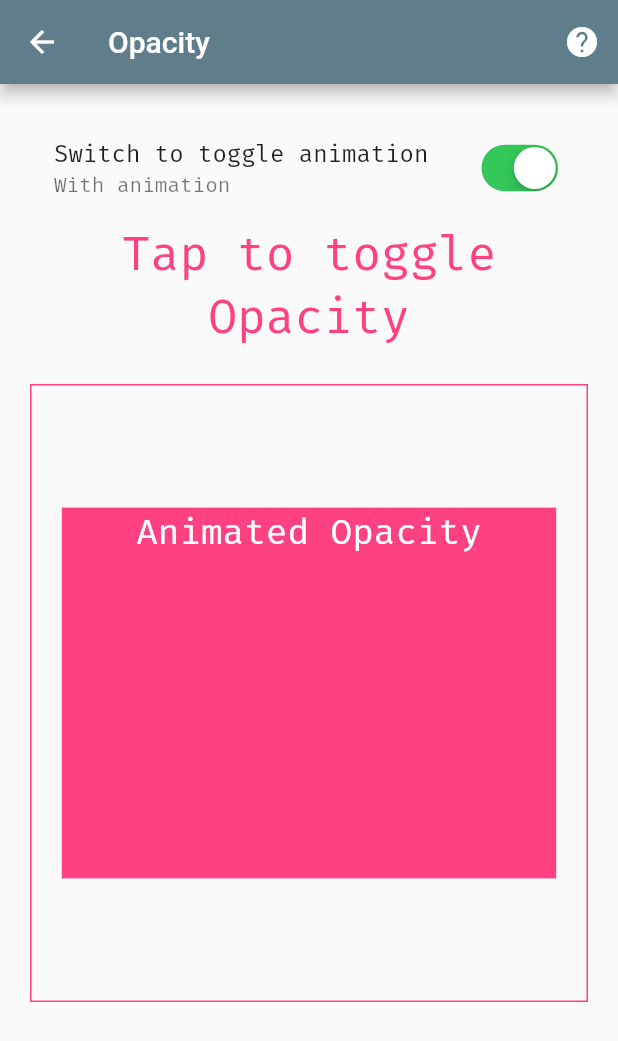
After one commit to nguyenlambuu/flutter100days, a Flutter app: the Day5Opacity screen opened directly, on a phone screen of 412 x 824 dp. The commit adds this screen. Shown: the top 1041 px of the screen. Run offline on Flutter 3.47's test engine with Material 2 defaults, Android fonts, the light colour scheme and no system bars; our stand-ins replace get, google_fonts.

Commit message:
Opacity widget

```diff
--- a/_100_/lib/day_004_animated_container.dart
+++ b/_100_/lib/day_004_animated_container.dart
@@ -18,7 +18,9 @@ class _Day4AnimatedContainerState extends State<Day4AnimatedContainer> {
       appBar: AppBar(
         title: Text('Animated Controller'),
         actions: [
-            HelpIconButton(url: ''),
+          HelpIconButton(
+              url:
+                  'https://api.flutter.dev/flutter/widgets/AnimatedContainer-class.html'),
         ],
       ),
       body: SafeArea(
@@ -65,6 +67,7 @@ class _Day4AnimatedContainerState extends State<Day4AnimatedContainer> {
             ),
           ),
         ),
-        ));
+      ),
+    );
   }
 }
--- /dev/null
+++ b/_100_/lib/day_005_opacity.dart
@@ -0,0 +1,109 @@
+import 'package:flutter/cupertino.dart';
+import 'package:flutter/material.dart';
+
+import '../components/help_icon_button.dart';
+
+class Day5Opacity extends StatefulWidget {
+  const Day5Opacity({Key? key}) : super(key: key);
+
+  @override
+  _Day5OpacityState createState() => _Day5OpacityState();
+}
+
+class _Day5OpacityState extends State<Day5Opacity> {
+  bool _isOpacity = true;
+  bool _animated = true;
+
+  @override
+  Widget build(BuildContext context) {
+    var opacityWidget = Opacity(
+      opacity: _isOpacity ? 1.0 : 0.0,
+      child: Center(
+        child: Container(
+          width: 200,
+          height: 200,
+          color: Colors.pinkAccent,
+          child: Text(
+            'Opacity',
+            style: TextStyle(
+              fontSize: 24,
+              color: Colors.white,
+            ),
+            textAlign: TextAlign.center,
+          ),
+        ),
+      ),
+    );
+    var animatedOpacityWidget = AnimatedOpacity(
+      duration: Duration(milliseconds: 900),
+      opacity: _isOpacity ? 1.0 : 0.0,
+      child: Center(
+        child: Container(
+          width: MediaQuery.of(context).size.width * .8,
+          height: MediaQuery.of(context).size.height * 0.3,
+          color: Colors.pinkAccent,
+          child: Text(
+            'Animated Opacity',
+            style: TextStyle(
+              color: Colors.white,
+              fontSize: 24,
+            ),
+            textAlign: TextAlign.center,
+          ),
+        ),
+      ),
+    );
+    var listTileAnimation = ListTile(
+      title: Text('Switch to toggle animation'),
+      subtitle: _animated ? Text('With animation') : Text('Without animation'),
+      trailing: CupertinoSwitch(
+        value: _animated,
+        onChanged: (bool newVal) {
+          setState(() {
+            _animated = newVal;
+          });
+        },
+      ),
+    );
+    return Scaffold(
+      appBar: AppBar(
+        title: Text('Opacity'),
+        actions: [
+          HelpIconButton(
+              url:
+                  'https://api.flutter.dev/flutter/widgets/Opacity-class.html'),
+        ],
+      ),
+      body: SafeArea(
+        child: Padding(
+          padding: const EdgeInsets.all(20.0),
+          child: Column(
+            children: [
+              listTileAnimation,
+              Text(
+                'Tap to toggle Opacity',
+                style: TextStyle(fontSize: 32, color: Colors.pinkAccent),
+                textAlign: TextAlign.center,
+              ),
+              SizedBox(height: 24),
+              GestureDetector(
+                  onTap: () {
+                    setState(() {
+                      _isOpacity = !_isOpacity;
+                    });
+                  },
+                  child: Container(
+                    width: MediaQuery.of(context).size.width,
+                    height: MediaQuery.of(context).size.height * .5,
+                    decoration: BoxDecoration(
+                      border: Border.all(color: Colors.pinkAccent),
+                    ),
+                    child: _animated ? animatedOpacityWidget : opacityWidget,
+                  )),
+            ],
+          ),
+        ),
+      ),
+    );
+  }
+}
--- a/_100_/lib/routes/routes.dart
+++ b/_100_/lib/routes/routes.dart
@@ -2,12 +2,14 @@ import '../day_001_safearea.dart';
 import '../day_002_expanded.dart';
 import '../day_003_wrap.dart';
 import '../day_004_animated_container.dart';
+import '../day_005_opacity.dart';
 
 Map _routes = {
   "SafeArea": Day1SafeArea(),
   "Expanded": Day2Expanded(),
   "Wrap": Day3Wrap(),
   "AnimatedContainer": Day4AnimatedContainer(),
+  "Opacity": Day5Opacity()
 };
 
 get routes {
```
Lines whose indentation alone changed are shown as unchanged.
